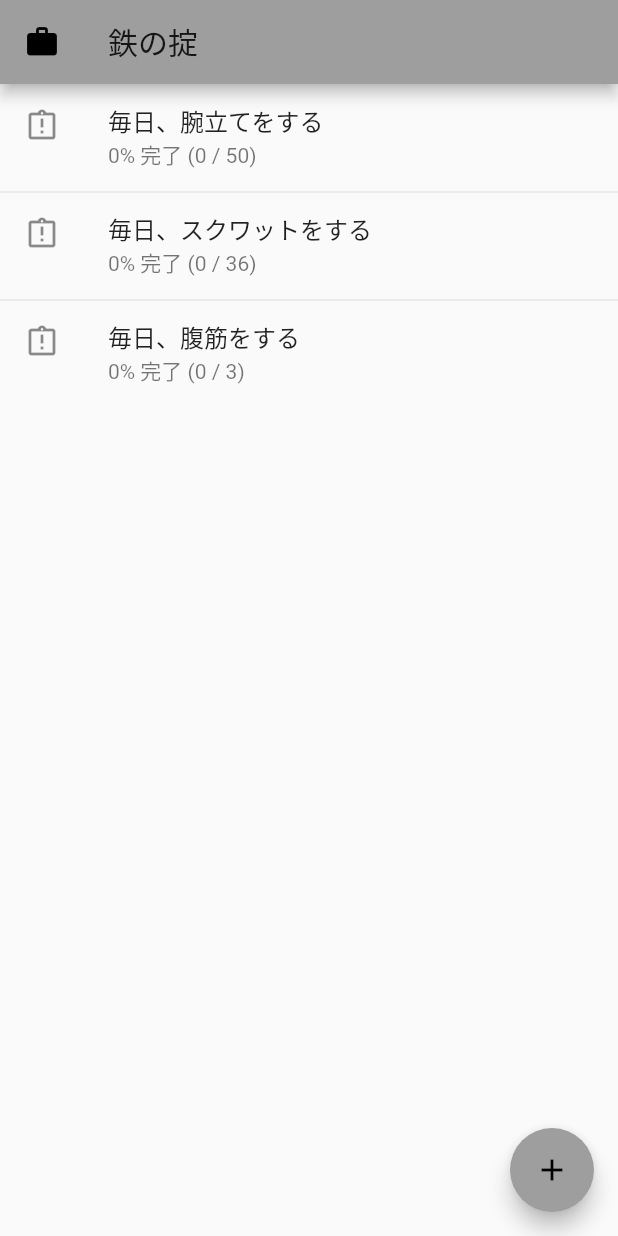
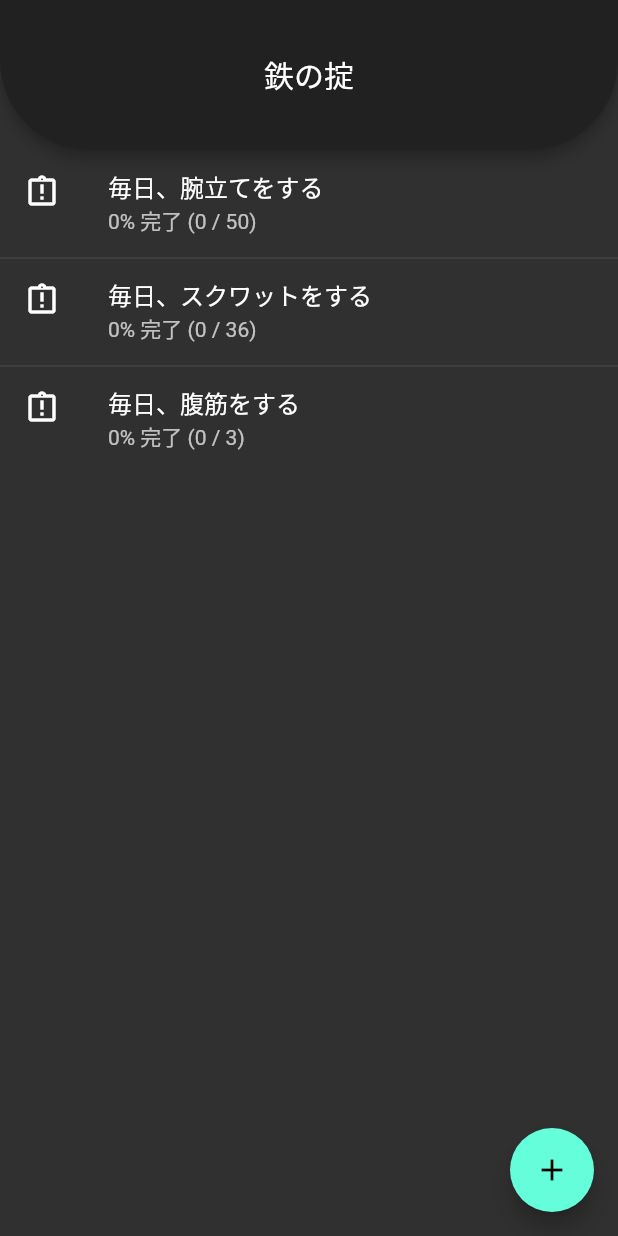
Before and after one commit to r0xyz/doneit, a Flutter app: the screen it shows after launch, on a phone screen of 412 x 824 dp. Run offline on Flutter 3.47's test engine with Material 2 defaults, Android fonts, the phone set to English and light mode, and no system bars; drawn by our look-alikes of flutter_slidable; statements that could not run were skipped.

Commit message:
Fix appbar and theme

```diff
--- a/lib/app.dart
+++ b/lib/app.dart
@@ -10,6 +10,7 @@ import 'package:doneit/task.dart';
 // TODO: タップで新しいページを作る
 // TODO: だんだんキツくなるタスクの作成
 // TODO: 確認の通知
+// TODO: 達成しなかった場合に消すか待機するか
 
 class App extends StatelessWidget {
   final _title = "鉄の掟";
@@ -19,7 +20,7 @@ class App extends StatelessWidget {
     return MaterialApp(
       title: _title,
       theme: ThemeData(
-        primarySwatch: Colors.grey,
+        brightness: Brightness.dark,
       ),
       home: TaskListWidget(
         title: _title,
@@ -75,8 +76,14 @@ class _TaskListWidget extends State<TaskListWidget> {
     return Scaffold(
       // 上部のバー
       appBar: AppBar(
-        leading: Icon(Icons.work),
         title: Text(widget.title),
+        centerTitle: true,
+        toolbarHeight: 100,
+        shape: RoundedRectangleBorder(
+          borderRadius: BorderRadius.vertical(
+            bottom: Radius.circular(60),
+          ),
+        ),
       ),
       // 一覧表示
       body: ListView.separated(
@@ -141,7 +148,7 @@ class _TaskListWidget extends State<TaskListWidget> {
       // TODO: 追加ボタン
       floatingActionButton: FloatingActionButton(
         onPressed: () {},
-        tooltip: 'タスクを追加',
+        tooltip: '掟を追加',
         child: Icon(Icons.add),
       ),
     );
```
